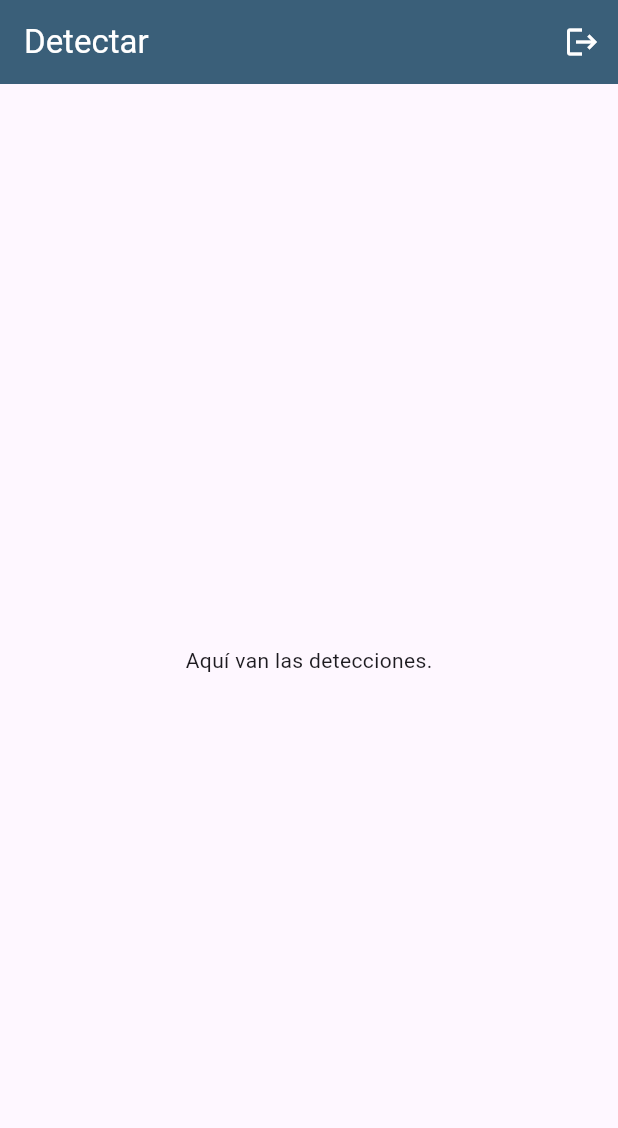
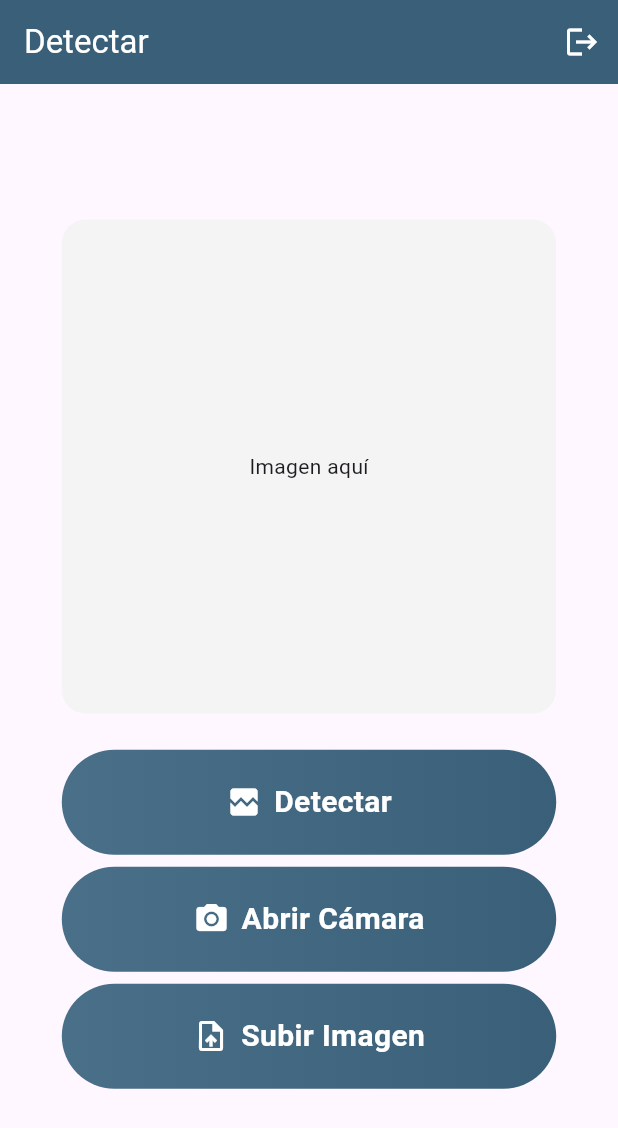
Before and after one commit to josmeleli/crack_detection_app, a Flutter app: the DetectionPage screen opened directly, on a phone screen of 412 x 824 dp. Shown: the top 1128 px of the screen. Run offline on Flutter 3.47's test engine with Material 3 defaults, Android fonts, the phone set to English and light mode, and no system bars; our stand-ins replace cloud_firestore, firebase_auth, firebase_core, fluttertoast, get; accounts and stored records are empty.

Commit message:
implementacion de la pagina detectar

```diff
--- a/lib/pages/detection_page.dart
+++ b/lib/pages/detection_page.dart
@@ -1,17 +1,79 @@
 import 'package:flutter/material.dart';
 import 'package:flutter_application_1/widgets/appbar_widget.dart';
+import 'package:flutter_application_1/widgets/btn_widget.dart';
 
 class DetectionPage extends StatelessWidget {
   const DetectionPage({super.key});
 
   @override
   Widget build(BuildContext context) {
-    return const Scaffold(
-      appBar: CustomAppBar(
+    final double containerWidth = MediaQuery.of(context).size.width * 0.8;
+
+    return Scaffold(
+      appBar: const CustomAppBar(
         title: 'Detectar',
       ),
       body: Center(
-        child: Text('Aquí van las detecciones.'),
+        child: Padding(
+          padding: const EdgeInsets.all(16.0),
+          child: Column(
+            mainAxisAlignment: MainAxisAlignment.center,
+            children: [
+              Container(
+                margin: const EdgeInsets.only(bottom: 16.0),
+                child: Column(
+                  children: [
+                    ClipRRect(
+                      borderRadius: BorderRadius.circular(16.0), // Bordes redondeados
+                      child: Container(
+                        width: containerWidth, // Hacer el contenedor más pequeño
+                        height: containerWidth, // Hacer el contenedor cuadrado
+                        color: const Color(0xFFF4F4F4), // Color ahuesado
+                        child: const Center(
+                          child: Text('Imagen aquí'),
+                        ),
+                      ),
+                    ),
+                    const SizedBox(height: 8.0),
+                  ],
+                ),
+              ),
+              Container(
+                width: containerWidth,
+                margin: const EdgeInsets.only(bottom: 8.0),
+                child: ButtonWidget(
+                  onClick: () {
+                    // Lógica para detectar
+                  },
+                  btnText: 'Detectar',
+                  icon: Icons.broken_image,
+                ),
+              ),
+              Container(
+                width: containerWidth,
+                margin: const EdgeInsets.only(bottom: 8.0),
+                child: ButtonWidget(
+                  onClick: () {
+                    // Lógica para abrir la cámara
+                  },
+                  btnText: 'Abrir Cámara',
+                  icon: Icons.camera_alt,
+                ),
+              ),
+              Container(
+                width: containerWidth,
+                margin: const EdgeInsets.only(bottom: 8.0),
+                child: ButtonWidget(
+                  onClick: () {
+                    // Lógica para subir una imagen
+                  },
+                  btnText: 'Subir Imagen',
+                  icon: Icons.upload_file,
+                ),
+              ),
+            ],
+          ),
+        ),
       ),
     );
   }
--- a/lib/widgets/btn_widget.dart
+++ b/lib/widgets/btn_widget.dart
@@ -4,8 +4,14 @@ import 'package:flutter_application_1/utils/color.dart';
 class ButtonWidget extends StatefulWidget {
   final String btnText;
   final VoidCallback? onClick;
+  final IconData? icon; // Icono opcional
 
-  const ButtonWidget({super.key, required this.btnText, this.onClick});
+  const ButtonWidget({
+    super.key,
+    required this.btnText,
+    this.onClick,
+    this.icon, // Inicializar el icono opcional
+  });
 
   @override
   ButtonWidgetState createState() => ButtonWidgetState();
@@ -21,18 +27,31 @@ class ButtonWidgetState extends State<ButtonWidget> {
         height: 70,
         decoration: BoxDecoration(
           gradient: LinearGradient(
-              colors: [primaryColor, secondaryColor],
-              end: Alignment.centerLeft,
-              begin: Alignment.centerRight),
+            colors: [primaryColor, secondaryColor],
+            end: Alignment.centerLeft,
+            begin: Alignment.centerRight,
+          ),
           borderRadius: const BorderRadius.all(
             Radius.circular(100),
           ),
         ),
         alignment: Alignment.center,
-        child: Text(
-          widget.btnText,
-          style: const TextStyle(
-              fontSize: 20, color: Colors.white, fontWeight: FontWeight.bold),
+        child: Row(
+          mainAxisAlignment: MainAxisAlignment.center,
+          children: [
+            if (widget.icon != null) ...[
+              Icon(widget.icon, color: Colors.white),
+              const SizedBox(width: 8), // Espacio entre el icono y el texto
+            ],
+            Text(
+              widget.btnText,
+              style: const TextStyle(
+                fontSize: 20,
+                color: Colors.white,
+                fontWeight: FontWeight.bold,
+              ),
+            ),
+          ],
         ),
       ),
     );
```
